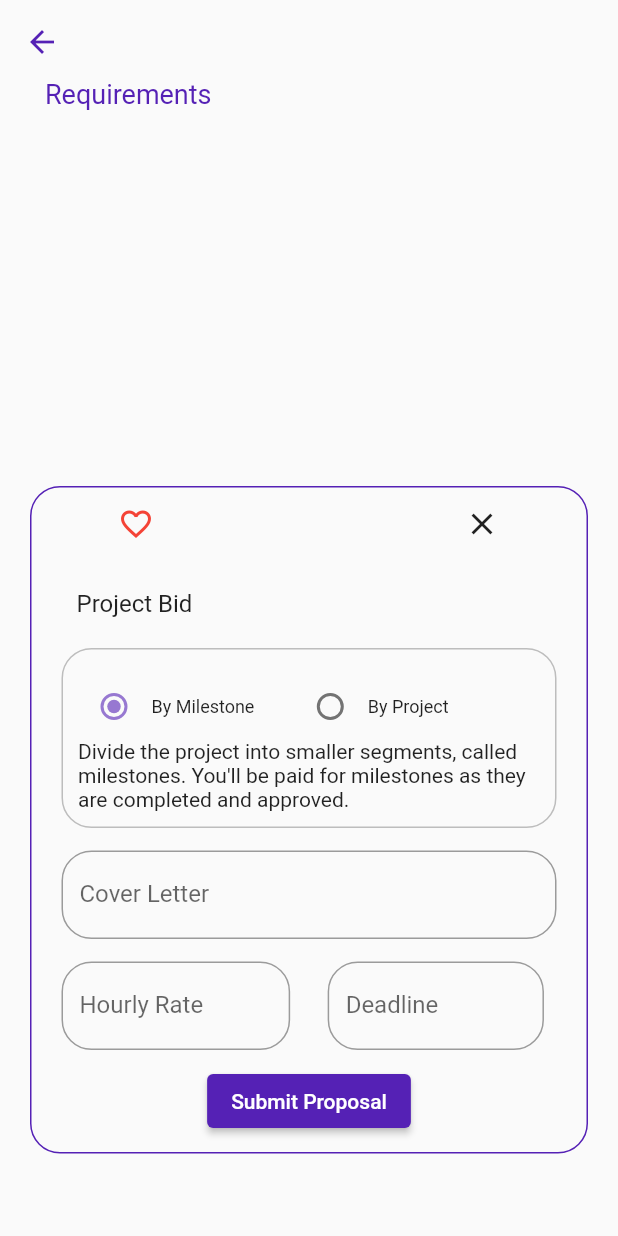
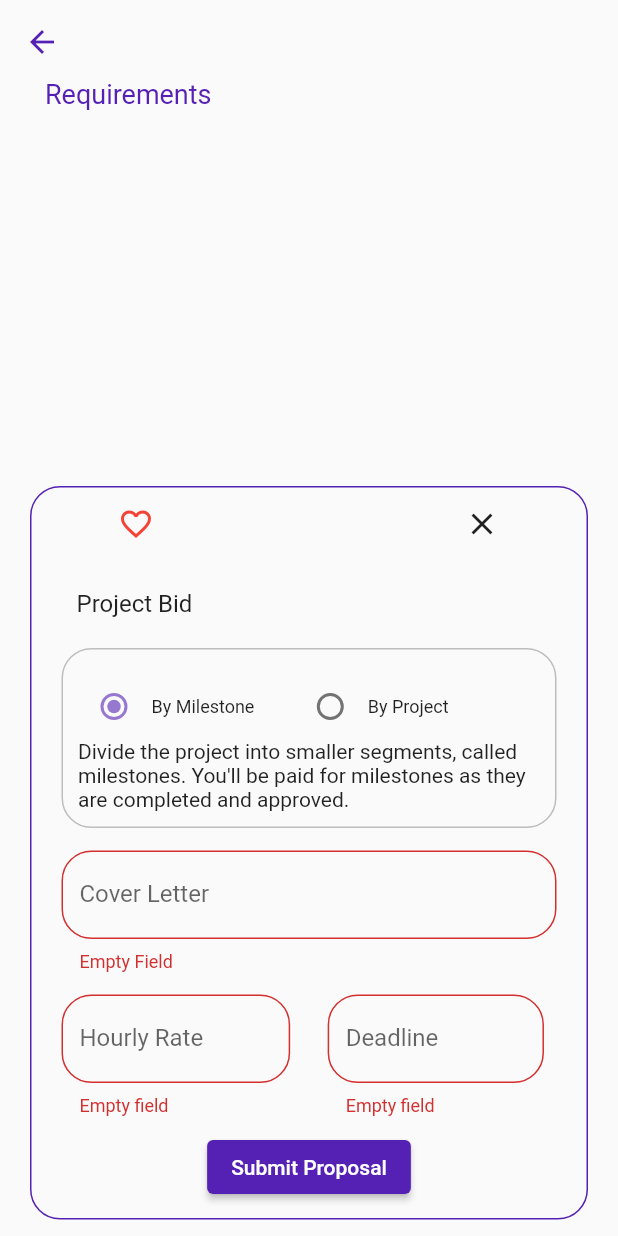
Before and after one commit to ColaborativeWorkpace-Colab/colabs-mobile, a Flutter app: the JobView screen opened directly with empty values, after a tap on "Apply Now", after a tap on "Submit Proposal", on a phone screen of 412 x 824 dp. Run offline on Flutter 3.47's test engine with Material 2 defaults, Android fonts, the phone set to English and light mode, and no system bars; our stand-ins replace animated_notch_bottom_bar, chat_bubbles, file_picker, fl_chart, flutter_dotenv, font_awesome_flutter and 1 more; missing offline and left inert: comment_tree, flutter_treeview, oauth2_client, social_share.

Commit message:
Worker can now apply for a job and send a proposal for the job that will be approved by the recruiter

```diff
--- a/lib/components/job_application_container.dart
+++ b/lib/components/job_application_container.dart
@@ -1,12 +1,17 @@
+import 'package:colabs_mobile/controllers/authenticator.dart';
 import 'package:colabs_mobile/controllers/job_controller.dart';
+import 'package:colabs_mobile/controllers/restservice.dart';
+import 'package:colabs_mobile/models/job.dart';
 import 'package:colabs_mobile/types/job_bid.dart';
 import 'package:flutter/material.dart';
 import 'package:intl/intl.dart';
 import 'package:provider/provider.dart';
 
 class JobApplicationContainer extends StatefulWidget {
+  final Job job;
   final ScrollController scrollController;
-  const JobApplicationContainer({super.key, required this.scrollController});
+  const JobApplicationContainer(
+      {super.key, required this.job, required this.scrollController});
 
   @override
   // ignore: library_private_types_in_public_api
@@ -16,6 +21,8 @@ class JobApplicationContainer extends StatefulWidget {
 
 class _JobApplicationContainerState extends State<JobApplicationContainer>
     with TickerProviderStateMixin {
+  final TextEditingController payRateController = TextEditingController();
+  final TextEditingController coverLetterController = TextEditingController();
   AnimationController? _controller;
   Animation<double>? _animation;
   GlobalKey<FormState> formKey = GlobalKey<FormState>();
@@ -60,6 +67,8 @@ class _JobApplicationContainerState extends State<JobApplicationContainer>
   Widget build(BuildContext context) {
     double screenWidth = MediaQuery.of(context).size.width;
     JobController jobController = Provider.of<JobController>(context);
+    RESTService restService = Provider.of<RESTService>(context);
+    Authenticator authenticator = Provider.of<Authenticator>(context);
 
     return Container(
         margin: const EdgeInsets.all(20),
@@ -151,6 +160,11 @@ class _JobApplicationContainerState extends State<JobApplicationContainer>
                         margin: const EdgeInsets.symmetric(
                             horizontal: 20, vertical: 15),
                         child: TextFormField(
+                            controller: coverLetterController,
+                            validator: (String? value) =>
+                                value == null || value.isEmpty
+                                    ? 'Empty Field'
+                                    : null,
                             minLines: 1,
                             maxLines: 5,
                             decoration: InputDecoration(
@@ -162,9 +176,15 @@ class _JobApplicationContainerState extends State<JobApplicationContainer>
                           width: screenWidth * .37,
                           margin: const EdgeInsets.symmetric(horizontal: 20),
                           child: TextFormField(
+                              controller: payRateController,
+                              validator: (String? value) =>
+                                  value == null || value.isEmpty
+                                      ? 'Empty field'
+                                      : null,
+                              keyboardType: TextInputType.number,
                               decoration: InputDecoration(
                                   label: const Text('Hourly Rate'),
-                                  hintText: '50 ETB/hr',
+                                  suffixText: 'ETB/hr',
                                   border: OutlineInputBorder(
                                       borderRadius:
                                           BorderRadius.circular(20))))),
@@ -172,6 +192,10 @@ class _JobApplicationContainerState extends State<JobApplicationContainer>
                           width: screenWidth * .35,
                           margin: const EdgeInsets.symmetric(horizontal: 5),
                           child: TextFormField(
+                              validator: (String? value) =>
+                                  value == null || value.isEmpty
+                                      ? 'Empty field'
+                                      : null,
                               controller: TextEditingController(
                                   text: (jobController.getJobDeadlineEstimate !=
                                           null)
@@ -198,11 +222,29 @@ class _JobApplicationContainerState extends State<JobApplicationContainer>
                               }))
                     ]),
                     Container(
-                      margin: const EdgeInsets.all(10),
-                      child: ElevatedButton(
-                          onPressed: () {},
-                          child: const Text('Submit Proposal')),
-                    )
+                        margin: const EdgeInsets.all(10),
+                        child: ElevatedButton(
+                            onPressed: () {
+                              bool isValid = formKey.currentState!.validate();
+
+                              if (!isValid) return;
+                              formKey.currentState!.save();
+
+                              // ignore: always_specify_types
+                              restService.applyJobRequest(widget.job.jobId, {
+                                'workerId': authenticator.getUserId,
+                                'estimatedDeadline': jobController
+                                    .getJobDeadlineEstimate
+                                    .toString(),
+                                'payRate': payRateController.text,
+                                'coverLetter': coverLetterController.text,
+                                'workBid': (jobController.getJobBid ==
+                                        JobBid.milestone)
+                                    ? 'By Milestone'
+                                    : 'By Project'
+                              });
+                            },
+                            child: const Text('Submit Proposal')))
                   ]))),
           _isTransitioning == true
               ? const SizedBox(height: 400)
--- a/lib/controllers/restservice.dart
+++ b/lib/controllers/restservice.dart
@@ -315,6 +315,24 @@ class RESTService extends ChangeNotifier {
     }
   }
 
+  Future<bool> applyJobRequest(String jobId, Map<String, dynamic> body) async {
+    try {
+      http.Response response = await http.post(
+          Uri.http(urlHost, '/api/v1/jobs/$jobId/apply'),
+          headers: <String, String>{'Content-Type': 'application/json'},
+          body: json.encode(body));
+
+      if (response.statusCode == 200) {
+        return Future<bool>.value(true);
+      } else{
+        return Future<bool>.value(false);
+      }
+    } on Exception catch (error) {
+      debugPrint(error.toString());
+      return Future<bool>.value(false);
+    }
+  }
+
   Future<dynamic> getProfileInfoRequest(
       {String? userId, bool listen = false}) async {
     try {
--- a/lib/screens/jobview.dart
+++ b/lib/screens/jobview.dart
@@ -118,7 +118,7 @@ class JobView extends StatelessWidget {
                           : const SizedBox()
                     ],
                   )),
-              JobApplicationContainer(scrollController: pageScrollController),
+              JobApplicationContainer(job: job, scrollController: pageScrollController),
               const SizedBox(height: 35)
             ])));
   }
```
